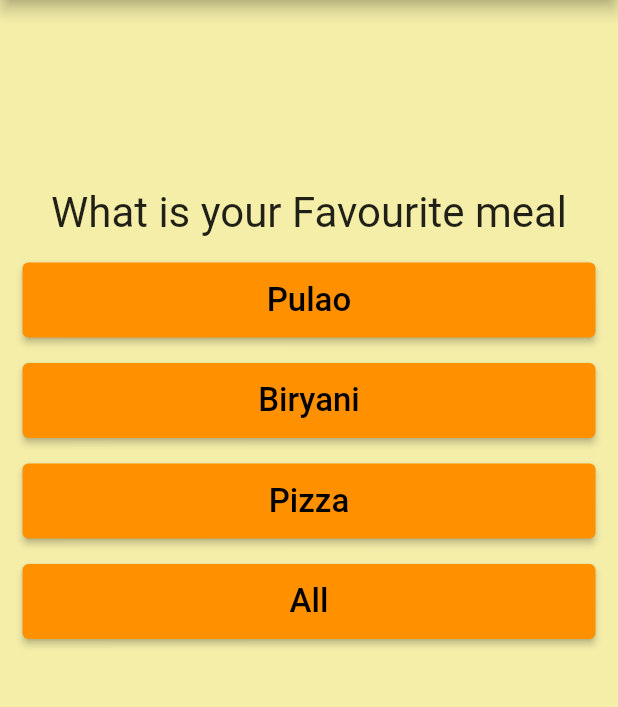
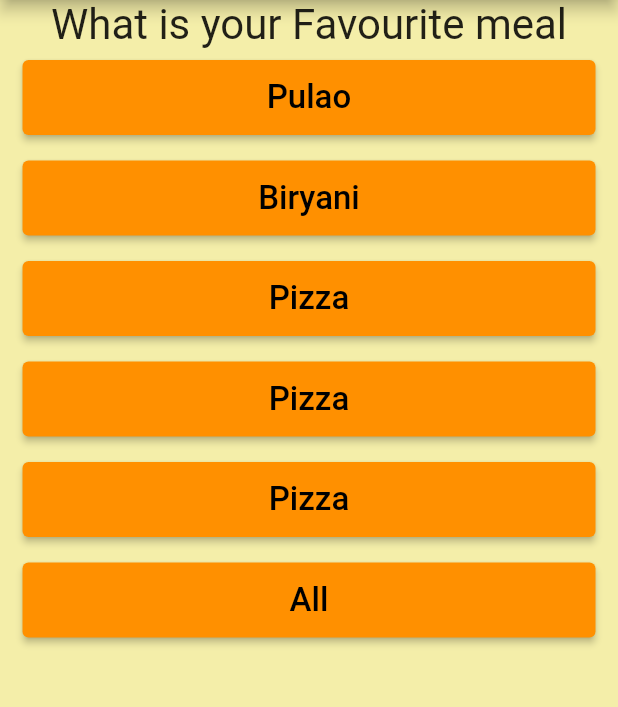
Before and after one commit to shahrazeahmad07/personality-quiz-flutter-app, a Flutter app: the screen it shows after launch, after a tap on "male", after a tap on "Blue", on a phone screen of 412 x 824 dp, the part 84-791 px from its top. Run offline on Flutter 3.47's test engine with Material 2 defaults, Android fonts, the phone set to English and light mode, and no system bars.

```diff
--- a/lib/main.dart
+++ b/lib/main.dart
@@ -40,6 +40,8 @@ class MyAppState extends State<MyApp> {
         {'text': "Pulao", 'score': 10},
         {'text': "Biryani", 'score': 11},
         {'text': "Pizza", 'score': 9},
+        {'text': "Pizza", 'score': 9},
+        {'text': "Pizza", 'score': 9},
         {'text': "All", 'score': 15}
       ]
     },
@@ -69,10 +71,12 @@ class MyAppState extends State<MyApp> {
           title: const Text("Personality Quiz"),
         ),
         body: _questionIndex < _questions.length
-            ? Quiz(
-                questions: _questions,
-                questionIndex: _questionIndex,
-                buttonFunction: _buttonFunction,
+            ? SingleChildScrollView(
+                child: Quiz(
+                  questions: _questions,
+                  questionIndex: _questionIndex,
+                  buttonFunction: _buttonFunction,
+                ),
               )
             : Result(_totalScore, resetQuizButton),
       ),
--- a/lib/question.dart
+++ b/lib/question.dart
@@ -9,7 +9,7 @@ class Question extends StatelessWidget {
   Widget build(BuildContext context) {
     return Container(
       width: double.infinity,
-      margin: const EdgeInsets.only(left: 10, right: 10, top: 125, bottom: 10),
+      // margin: const EdgeInsets.only(left: 10, right: 10, top: 125, bottom: 10),
       child: Text(
         questionText,
         style: const TextStyle(
--- a/lib/quiz.dart
+++ b/lib/quiz.dart
@@ -11,7 +11,7 @@ class Quiz extends StatelessWidget {
 
   @override
   Widget build(BuildContext context) {
-    return ListView(
+    return Column(
       children: [
         Question(questions[questionIndex]["Question"] as String),
         ...(questions[questionIndex]["Answers"] as List<Map<String, Object>>)
```
